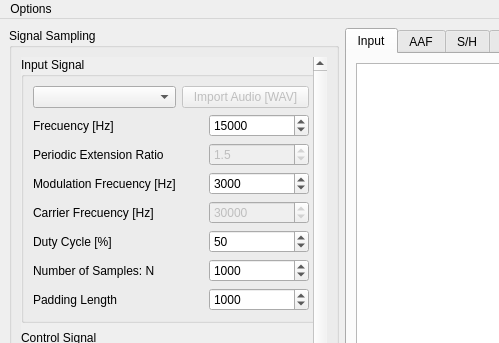
Qt form qt_gui.ui (agussolari/assd_tp1_gui) before a commit; both pictures show x 0 to 499 and y 0 to 343 of the 1227 by 736 pixel window.
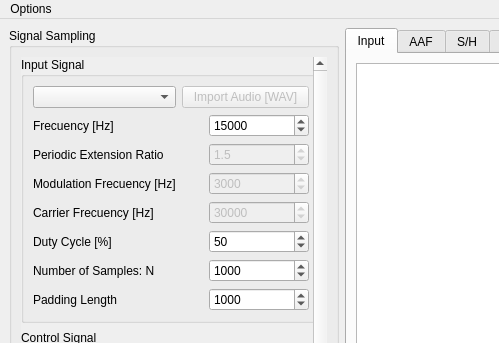
The same form after that commit. Custom widgets are drawn as their Qt base class.

Diff of the .ui file:
```diff
--- a/qt_gui.ui
+++ b/qt_gui.ui
@@ -298,7 +298,7 @@
               <item row="3" column="1" alignment="Qt::AlignRight">
                <widget class="QSpinBox" name="spin_frecModInputSignal">
                 <property name="enabled">
-                 <bool>true</bool>
+                 <bool>false</bool>
                 </property>
                 <property name="minimumSize">
                  <size>
```
